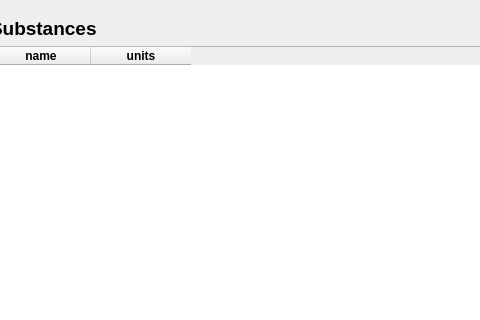
Before: the Qt Designer form threedi_models_and_simulations/ui/simulation_wizard/page_substances.ui in nens/threedi-api-qgis-client, drawn with Qt 5; both pictures show x 236 to 716 and y 0 to 320 of the 1000 by 750 pixel window.
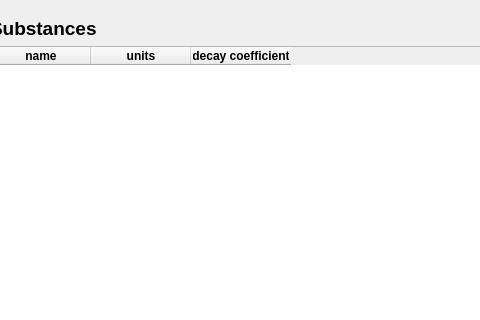
After: the same form once the commit is applied.

Commit message: Add decay coefficient to substances table

Diff of the .ui file:
```diff
--- a/threedi_models_and_simulations/ui/simulation_wizard/page_substances.ui
+++ b/threedi_models_and_simulations/ui/simulation_wizard/page_substances.ui
@@ -177,6 +177,17 @@
        </font>
       </property>
      </column>
+     <column>
+      <property name="text">
+       <string>decay coefficient</string>
+      </property>
+      <property name="font">
+       <font>
+        <weight>75</weight>
+        <bold>true</bold>
+       </font>
+      </property>
+     </column>
     </widget>
    </item>
   </layout>
```
The commit also changes 2 other files.
